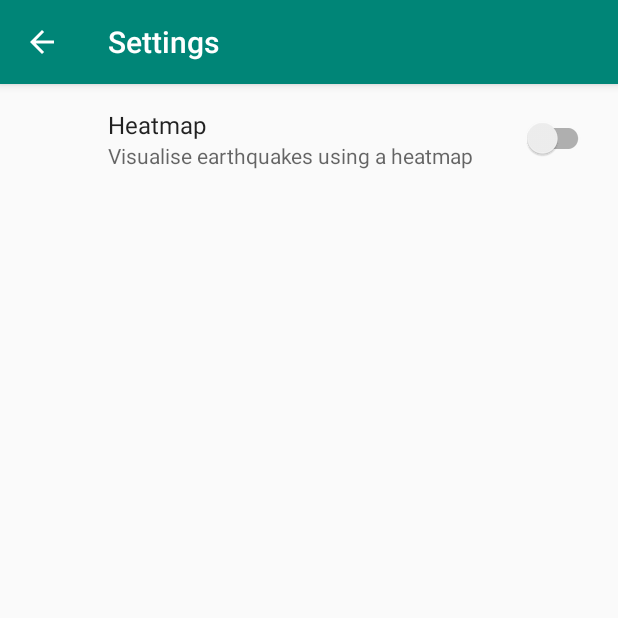
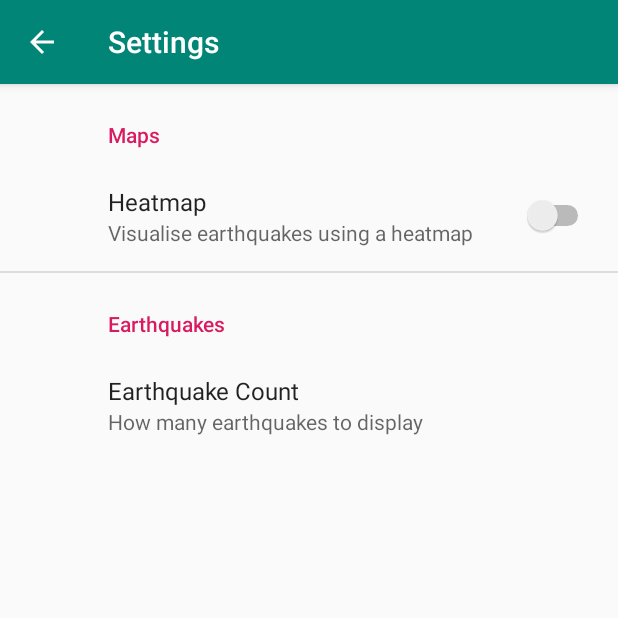
Before and after one commit to jamesl33/300CEM-Course-Work, an Android app: the screen it shows after launch (SettingsActivity), in the options menu, after a tap on "Settings", on a phone screen of 412 x 824 dp, the top half of it. Run offline under Robolectric (Android 15) with nearby library versions, the phone set to English and light mode, and no system bars; our stand-ins replace androidx.preference.

Commit message:
Add another preference to modify earthquake limit

```diff
--- a/app/src/main/java/lee/james/earthquakemapper/MainActivity.java
+++ b/app/src/main/java/lee/james/earthquakemapper/MainActivity.java
@@ -76,9 +76,9 @@ public class MainActivity extends AppCompatActivity {
         SharedPreferences sharedPref = PreferenceManager.getDefaultSharedPreferences(this);
 
         if (sharedPref.getBoolean(SettingsActivity.KEY_PREF_HEATMAP_SWITCH, false)) {
-            Log.d(LOG_TAG, "launch google maps activity to visualize earthquake data using a heatmap");
+            Log.d(LOG_TAG, String.format("launch maps activity and visualize %s earthquakes", sharedPref.getString(SettingsActivity.KEY_PREF_EARTHQUAKE_COUNT, "10")));
         } else {
-            Log.d(LOG_TAG, "launch google maps activity to visualize earthquake data");
+            Log.d(LOG_TAG, String.format("launch maps activity and visualize %s earthquakes as a heatmap", sharedPref.getString(SettingsActivity.KEY_PREF_EARTHQUAKE_COUNT, "10")));
         }
     }
 }
--- a/app/src/main/java/lee/james/earthquakemapper/SettingsActivity.java
+++ b/app/src/main/java/lee/james/earthquakemapper/SettingsActivity.java
@@ -6,6 +6,7 @@ import android.support.v7.app.AppCompatActivity;
 public class SettingsActivity extends AppCompatActivity {
 
     public static final String KEY_PREF_HEATMAP_SWITCH = "heatmap_switch";
+    public static final String KEY_PREF_EARTHQUAKE_COUNT = "earthquake_count";
 
     @Override
     protected void onCreate(Bundle savedInstanceState) {
--- a/app/src/main/res/xml/preferences.xml
+++ b/app/src/main/res/xml/preferences.xml
@@ -1,9 +1,29 @@
 <?xml version="1.0" encoding="utf-8"?>
 <PreferenceScreen xmlns:android="http://schemas.android.com/apk/res/android">
 
-    <android.support.v7.preference.SwitchPreferenceCompat
-        android:defaultValue="false"
-        android:key="heatmap_switch"
-        android:summary="@string/heatmap_toggle_summary"
-        android:title="@string/heatmap_toggle" />
+    <PreferenceCategory
+        android:key="maps_category"
+        android:title="Maps">
+
+        <SwitchPreference
+            android:defaultValue="false"
+            android:key="heatmap_switch"
+            android:summary="@string/heatmap_toggle_summary"
+            android:title="@string/heatmap_toggle" />
+
+    </PreferenceCategory>
+
+    <PreferenceCategory
+        android:key="earthquakes_category"
+        android:title="Earthquakes">
+
+        <EditTextPreference
+            android:defaultValue="10"
+            android:key="earthquake_count"
+            android:selectAllOnFocus="true"
+            android:singleLine="true"
+            android:summary="How many earthquakes to display"
+            android:title="Earthquake Count" />
+    </PreferenceCategory>
+
 </PreferenceScreen>
```
